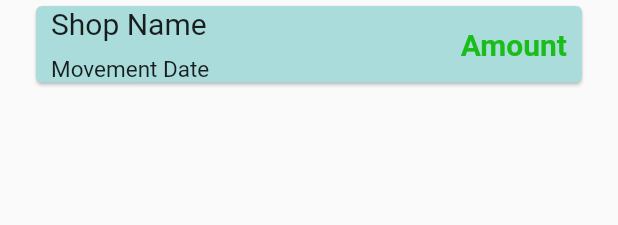
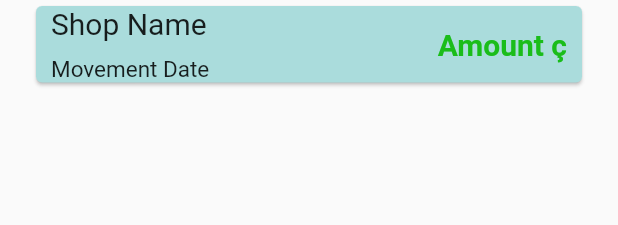
Before and after one commit to alu0100769609/DXWallet, a Flutter app: the MovementCard widget shown alone on an empty page, opened directly, on a phone screen of 412 x 824 dp. Shown: the top 225 px of the screen. Run offline on Flutter 3.47's test engine with Material 2 defaults, Android fonts, the light colour scheme and no system bars; our stand-ins replace fluttertoast, shared_preferences; missing offline and left inert: flutter_barcode_scanner; accounts and stored records are empty; network calls fail.

Commit message:
Añadiendo icono de moneda en movimientos

```diff
--- a/lib/components/cards/MovementCard.dart
+++ b/lib/components/cards/MovementCard.dart
@@ -10,12 +10,14 @@ class MovementCard extends StatefulWidget
   final String shopName;
   final String movementDate;
   final String amount;
+  final String currency;
   final String ticketURL;
   const MovementCard({
     Key? key,
     this.shopName = 'Shop Name', // Valor por defecto para shopName
     this.movementDate = 'Movement Date', // Valor por defecto para movementDate
     this.amount = 'Amount', // Valor por defecto para amount
+    this.currency = 'ç', // Valor por defecto para amount
     this.ticketURL = '', // Valor por defecto para ticketNumber
   }) : super(key: key);
 
@@ -81,7 +83,7 @@ class _MovementCard extends State<MovementCard> {
                               padding: const EdgeInsets.only(right: 10),
                               child: Container(
                                 alignment: Alignment.centerRight,
-                                child: Text(widget.amount,
+                                child: Text("${widget.amount} ${widget.currency}",
                                   style: TextStyle(
                                     fontSize: SUBTITLE_SIZE,
                                     fontWeight: FontWeight.bold,
--- a/lib/views/VisaInfo.dart
+++ b/lib/views/VisaInfo.dart
@@ -270,6 +270,7 @@ class _VisaInfoState extends State<VisaInfo> {
                                 return MovementCard(
                                   shopName: movementData["nombre_tienda"],
                                   amount: movementData["cantidad"],
+                                  currency: moneyIcon,
                                   movementDate: movementData["fecha"],
                                   ticketURL: movementData["ticketURL"],
                                 );
```
